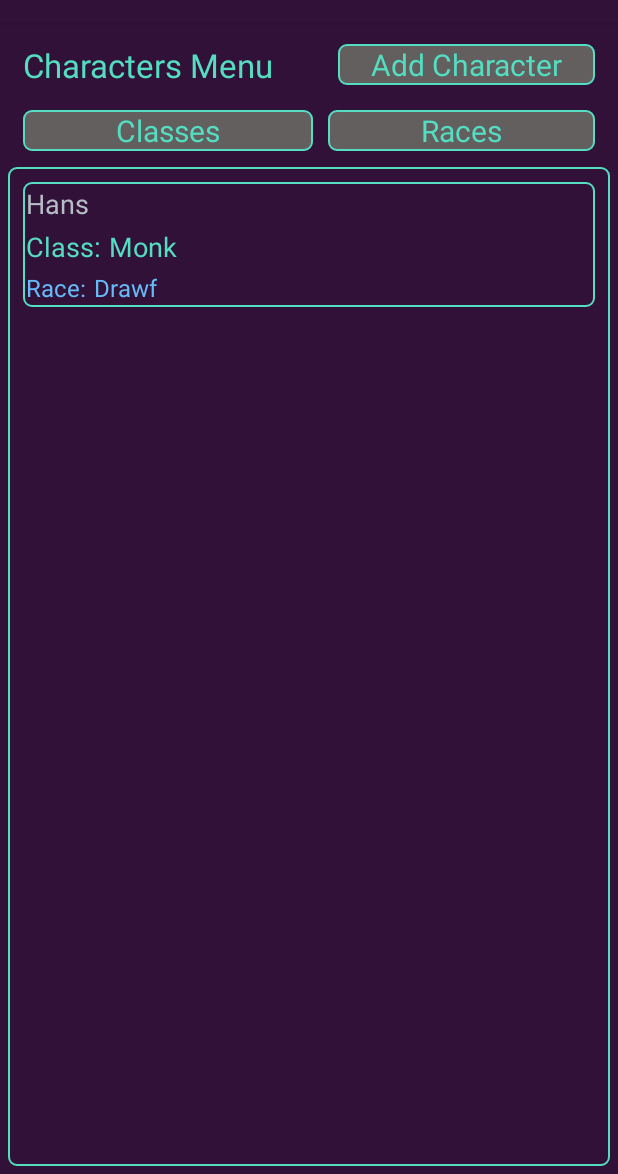
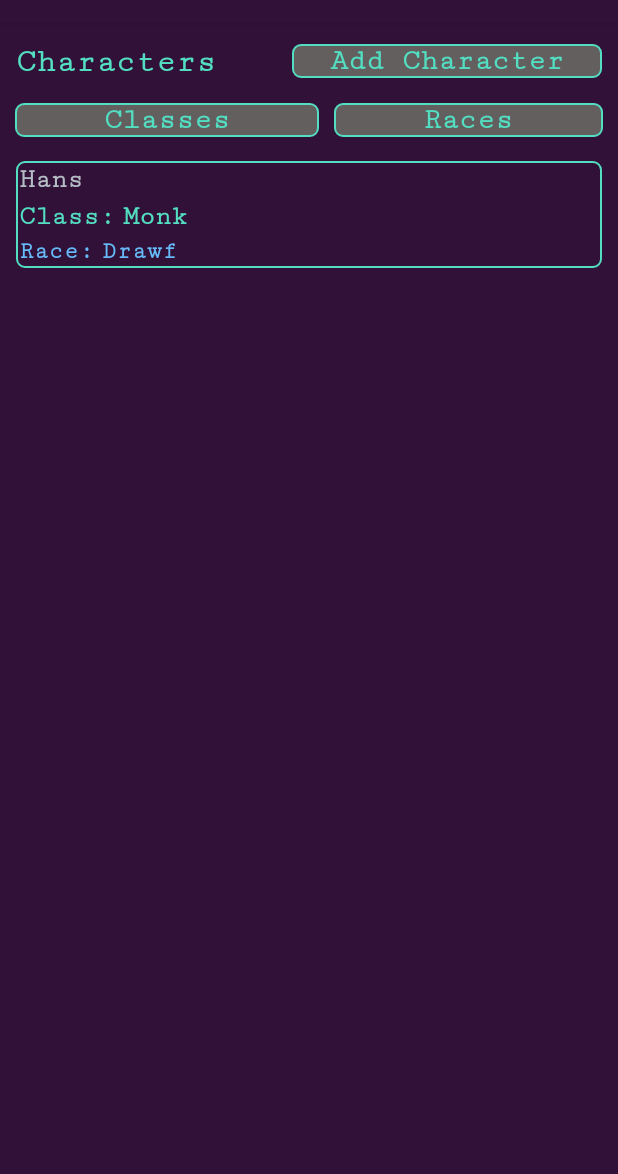
Before and after one commit to zweber11/DiceMaster, an Android app: the screen it shows after launch (MainActivity), in the side drawer, after a tap on "Characters", on a phone screen of 412 x 824 dp, the part 62-1236 px from its top. Run offline under Robolectric (Android 15) with nearby library versions, the phone set to English and light mode, and no system bars.

Commit message:
-Style modifications -String additions/implementations -Deleted AdvListAdapter

```diff
--- a/app/src/main/java/com/hellwebstudios/zweber/dd/Fragments/Adventures/ChaptersFragment.java
+++ b/app/src/main/java/com/hellwebstudios/zweber/dd/Fragments/Adventures/ChaptersFragment.java
@@ -10,16 +10,12 @@ import android.view.LayoutInflater;
 import android.view.View;
 import android.view.ViewGroup;
 import android.widget.AdapterView;
-import android.widget.ArrayAdapter;
 import android.widget.ListView;
-import android.widget.Spinner;
 import android.widget.TextView;
 import android.widget.Toast;
 
 import com.hellwebstudios.zweber.dd.DataHelper;
-import com.hellwebstudios.zweber.dd.DataObjects.Adventure;
 import com.hellwebstudios.zweber.dd.DataObjects.Chapter;
-import com.hellwebstudios.zweber.dd.ListAdapters.AdvListAdapter;
 import com.hellwebstudios.zweber.dd.ListAdapters.ChapsListAdapter;
 import com.hellwebstudios.zweber.dd.R;
 
--- a/app/src/main/java/com/hellwebstudios/zweber/dd/ListAdapters/AdvExListAdapter.java
+++ b/app/src/main/java/com/hellwebstudios/zweber/dd/ListAdapters/AdvExListAdapter.java
@@ -81,10 +81,10 @@ public class AdvExListAdapter extends BaseExpandableListAdapter {
         txtTitle.setText(adventureName);
 
         TextView txt2 = (TextView) convertView.findViewById(R.id.txtExParent2);
-        txt2.setVisibility(View.GONE);
+        txt2.setText("Test Description Here.");
 
         TextView txt3 = (TextView) convertView.findViewById(R.id.txtExParent3);
-        txt3.setVisibility(View.GONE);
+        txt3.setText("Test Character Here");
 
         return convertView;
     }
--- a/app/src/main/res/layout/character_selector_item.xml
+++ b/app/src/main/res/layout/character_selector_item.xml
@@ -17,13 +17,16 @@
                 android:layout_width="wrap_content"
                 android:layout_height="wrap_content"
                 android:orientation="horizontal">
+
                 <TextView
+                    android:id="@+id/char_name"
                     android:layout_width="wrap_content"
                     android:layout_height="wrap_content"
-                    android:id="@+id/char_name"
+                    android:fontFamily="serif-monospace"
                     android:text="Guy"
+                    android:textColor="@color/color6"
                     android:textSize="18sp"
-                    android:textColor="@color/color6"/>
+                    android:textStyle="bold" />
             </LinearLayout>
         </TableRow>
 
@@ -33,21 +36,27 @@
             <LinearLayout
                 android:layout_width="wrap_content"
                 android:layout_height="wrap_content">
+
                 <TextView
+                    android:id="@+id/char_class_l"
                     android:layout_width="wrap_content"
                     android:layout_height="wrap_content"
-                    android:id="@+id/char_class_l"
+                    android:fontFamily="serif-monospace"
                     android:text="Class:"
+                    android:textColor="@color/color5"
                     android:textSize="18sp"
-                    android:textColor="@color/color5"/>
+                    android:textStyle="bold" />
+
                 <TextView
+                    android:id="@+id/char_class"
                     android:layout_width="wrap_content"
                     android:layout_height="wrap_content"
-                    android:id="@+id/char_class"
+                    android:layout_marginStart="5dp"
+                    android:fontFamily="serif-monospace"
                     android:text="Ogre"
+                    android:textColor="@color/color5"
                     android:textSize="18sp"
-                    android:textColor="@color/color5"
-                    android:layout_marginStart="5dp" />
+                    android:textStyle="bold" />
             </LinearLayout>
         </TableRow>
 
@@ -57,21 +66,27 @@
             <LinearLayout
                 android:layout_width="wrap_content"
                 android:layout_height="wrap_content">
+
                 <TextView
+                    android:id="@+id/char_race_l"
                     android:layout_width="wrap_content"
                     android:layout_height="wrap_content"
-                    android:id="@+id/char_race_l"
+                    android:fontFamily="serif-monospace"
                     android:text="Race:"
+                    android:textColor="@color/color4"
                     android:textSize="16sp"
-                    android:textColor="@color/color4"/>
+                    android:textStyle="bold" />
+
                 <TextView
+                    android:id="@+id/char_race"
                     android:layout_width="wrap_content"
                     android:layout_height="wrap_content"
-                    android:id="@+id/char_race"
+                    android:layout_marginStart="5dp"
+                    android:fontFamily="serif-monospace"
                     android:text="Half-Ogre"
+                    android:textColor="@color/color4"
                     android:textSize="16sp"
-                    android:textColor="@color/color4"
-                    android:layout_marginStart="5dp" />
+                    android:textStyle="bold" />
             </LinearLayout>
         </TableRow>
     </TableLayout>
--- a/app/src/main/res/layout/fragment_adventures.xml
+++ b/app/src/main/res/layout/fragment_adventures.xml
@@ -96,6 +96,7 @@
             android:id="@+id/exAdvListView"
             android:layout_width="match_parent"
             android:layout_height="match_parent"
+            android:dividerHeight="5dp"
             android:scrollbars="horizontal" />
 
     </LinearLayout>
--- a/app/src/main/res/layout/fragment_characters.xml
+++ b/app/src/main/res/layout/fragment_characters.xml
@@ -13,29 +13,35 @@
         android:layout_marginTop="60dp"
         android:layout_marginLeft="5dp"
         android:layout_marginRight="5dp">
+
         <TextView
+            android:id="@+id/textU16"
             android:layout_width="wrap_content"
             android:layout_height="wrap_content"
+            android:layout_marginBottom="10dp"
+            android:layout_marginStart="5dp"
+            android:layout_marginTop="10dp"
+            android:layout_weight="1"
+            android:fontFamily="serif-monospace"
+            android:text="Characters"
             android:textAppearance="?android:attr/textAppearanceLarge"
-            android:text="Characters Menu"
-            android:id="@+id/textU16"
-            android:layout_marginStart="10dp"
-            android:layout_marginTop="10dp"
-            android:layout_marginBottom="10dp"
-            android:layout_weight="1"
-            android:textColor="@color/color5" />
+            android:textColor="@color/color5"
+            android:textStyle="bold" />
+
         <TextView
+            android:id="@+id/txtAddChar"
             android:layout_width="wrap_content"
             android:layout_height="wrap_content"
+            android:layout_gravity="center_vertical|end"
+            android:layout_marginEnd="5dp"
+            android:layout_weight="1"
+            android:background="@drawable/background2"
+            android:fontFamily="serif-monospace"
+            android:gravity="center_vertical|center_horizontal"
             android:text="Add Character"
-            android:id="@+id/txtAddChar"
+            android:textColor="@color/color5"
             android:textSize="20sp"
-            android:layout_weight="1"
-            android:layout_gravity="center_vertical|end"
-            android:gravity="center_vertical|center_horizontal"
-            android:textColor="@color/color5"
-            android:background="@drawable/background2"
-            android:layout_marginEnd="10dp" />
+            android:textStyle="bold" />
 
     </LinearLayout>
     <LinearLayout
@@ -50,14 +56,16 @@
             android:layout_gravity="center_vertical|end"
             android:layout_marginBottom="5dp"
             android:layout_marginEnd="10dp"
-            android:layout_marginStart="15dp"
+            android:layout_marginStart="10dp"
             android:layout_marginTop="5dp"
             android:layout_weight="1"
             android:background="@drawable/background2"
+            android:fontFamily="serif-monospace"
             android:gravity="center_vertical|center_horizontal"
             android:text="Classes"
             android:textColor="@color/color5"
-            android:textSize="20sp" />
+            android:textSize="20sp"
+            android:textStyle="bold" />
 
         <TextView
             android:id="@+id/txtRaces"
@@ -65,14 +73,16 @@
             android:layout_height="wrap_content"
             android:layout_gravity="center_vertical|end"
             android:layout_marginBottom="5dp"
-            android:layout_marginEnd="15dp"
+            android:layout_marginEnd="10dp"
             android:layout_marginTop="5dp"
             android:layout_weight="1"
             android:background="@drawable/background2"
+            android:fontFamily="serif-monospace"
             android:gravity="center_vertical|center_horizontal"
             android:text="Races"
             android:textColor="@color/color5"
-            android:textSize="20sp" />
+            android:textSize="20sp"
+            android:textStyle="bold" />
     </LinearLayout>
 
     <!--ListView-->
@@ -80,13 +90,12 @@
         android:orientation="vertical"
         android:layout_width="match_parent"
         android:layout_height="match_parent"
-        android:background="@drawable/background"
         android:layout_margin="5dp">
         <ListView
             android:layout_width="match_parent"
             android:layout_height="match_parent"
             android:id="@+id/lvChars"
-            android:layout_margin="10dp"
+            android:layout_margin="5dp"
             android:dividerHeight="10dp"
             android:divider="@color/colorPrimary" />
     </LinearLayout>
--- a/app/src/main/res/menu/activity_main_drawer.xml
+++ b/app/src/main/res/menu/activity_main_drawer.xml
@@ -5,50 +5,50 @@
         <item
             android:id="@+id/nav_dashboard"
             android:icon="@drawable/ic_dashboard"
-            android:title="Dashboard" />
+            android:title="@string/dashboard" />
         <item
             android:id="@+id/nav_sessions"
             android:icon="@drawable/ic_adventures"
-            android:title="Adventures" />
+            android:title="@string/adventures" />
         <item
             android:id="@+id/nav_characters"
             android:icon="@drawable/ic_chars"
-            android:title="Characters" />
+            android:title="@string/characters" />
         <item
             android:id="@+id/nav_skills"
             android:icon="@drawable/ic_skills"
-            android:title="Skills" />
+            android:title="@string/skills" />
         <item
             android:id="@+id/nav_dice_sets"
             android:icon="@drawable/ic_dice_sets"
-            android:title="Dice Sets" />
+            android:title="@string/dicesets" />
         <item
             android:id="@+id/nav_settings"
             android:icon="@drawable/ic_settings"
-            android:title="Settings" />
+            android:title="@string/settings" />
         <item
             android:id="@+id/nav_about"
             android:icon="@drawable/ic_about"
-            android:title="About" />
+            android:title="@string/about" />
         <item
             android:id="@+id/nav_help"
             android:icon="@drawable/ic_help"
-            android:title="Help" />
+            android:title="@string/help" />
         <item
             android:id="@+id/nav_facebook"
             android:icon="@mipmap/fb_icon"
-            android:title="Our Facebook Page" />
+            android:title="@string/fb" />
         <item
             android:id="@+id/nav_twitter"
             android:icon="@mipmap/twitter_icon"
-            android:title="Our Twitter Page" />
+            android:title="@string/twitter" />
         <item
             android:id="@+id/nav_other_apps"
             android:icon="@mipmap/playstore_icon"
-            android:title="Other HellWeb Studios Apps!" />
+            android:title="@string/playstore" />
         <item
             android:id="@+id/nav_gms_twitch"
             android:icon="@mipmap/gms"
-            android:title="Gentlemen's Sword on Twitch!" />
+            android:title="@string/gms" />
     </group>
 </menu>
--- a/app/src/main/res/values/strings.xml
+++ b/app/src/main/res/values/strings.xml
@@ -6,7 +6,18 @@
 
     <string name="version">Dice Master 1.5</string>
     <string name="about1">HellWeb Studios \nProgramming: Zack Weber\n\n Special Thanks To: \n\nAaron Weber \nGentlemen\'s Sword \nDavid Couturier \nCurtis Reinhold \n\n Support &amp; Suggestions: HellWebStudios@gmail.com</string>
-    <string name="aboutGMS">\n\n Click me to check out Gentlemen\'s Sword on Twitch! \n\n</string>
+    <string name="aboutGMS">Click me to check out Gentlemen\'s Sword on Twitch!</string>
 
-
+    <string name="dashboard">Dashboard</string>
+    <string name="adventures">Adventures</string>
+    <string name="characters">Characters</string>
+    <string name="skills">Skills</string>
+    <string name="dicesets">Dice Sets</string>
+    <string name="settings">Settings</string>
+    <string name="about">About</string>
+    <string name="help">Help</string>
+    <string name="fb">Our Facebook Page</string>
+    <string name="twitter">Our Twitter Page</string>
+    <string name="playstore">Other HellWeb Studios Apps!</string>
+    <string name="gms">Gentlemen\'s Sword on Twitch</string>
 </resources>
```
Also changed, not shown: app/src/main/java/com/hellwebstudios/zweber/dd/Fragments/Adventures/AdventuresFragment.java (+1 -70 lines), app/src/main/java/com/hellwebstudios/zweber/dd/ListAdapters/AdvListAdapter.java (deleted, +0 -77 lines), app/src/main/res/layout/fragment_about.xml (+11 -6 lines), app/src/main/res/layout/list_ex_child_object.xml (+5 -5 lines), app/src/main/res/layout/list_ex_par_object.xml (+12 -8 lines).
